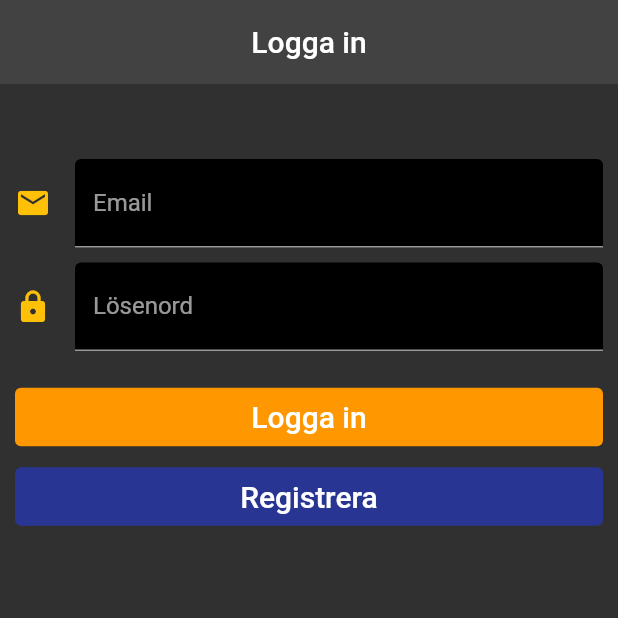
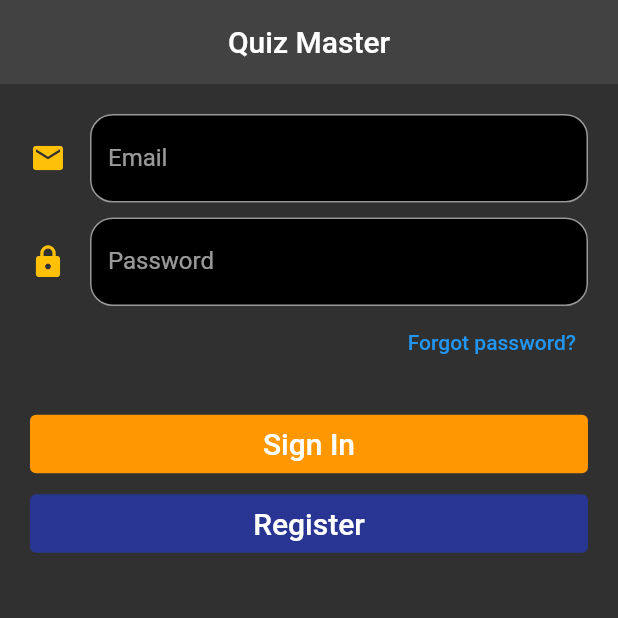
Before and after one commit to gu-tig169-ht21/Grupp-1, a Flutter app: the screen it shows after launch, on a phone screen of 412 x 824 dp, the top half of it. Run offline on Flutter 3.47's test engine with Material 2 defaults, Android fonts, the phone set to English and light mode, and no system bars; our stand-ins replace animated_text_kit, cloud_firestore, confetti, firebase_auth, firebase_core; missing offline and left inert: html_character_entities; accounts and stored records are empty.

Commit message:
Implemented function to reset password

```diff
--- a/lib/screens/authentication/sign_in.dart
+++ b/lib/screens/authentication/sign_in.dart
@@ -1,8 +1,8 @@
 import 'package:flutter/material.dart';
 import 'package:quizapp/models/user.dart';
 import 'package:quizapp/screens/authentication/register.dart';
+import 'package:quizapp/screens/authentication/reset_password.dart';
 import 'package:quizapp/services/auth_service.dart';
-import 'package:provider/provider.dart';
 
 class SignIn extends StatefulWidget {
   SignIn({Key? key}) : super(key: key);
@@ -23,20 +23,23 @@ class _SignInState extends State<SignIn> {
     return Scaffold(
       resizeToAvoidBottomInset: false,
       appBar: AppBar(
-        title: const Text("Logga in"),
+        title: const Text("Quiz Master"),
         centerTitle: true,
         elevation: 0,
       ),
       body: Container(
-        margin: const EdgeInsets.symmetric(horizontal: 10, vertical: 50),
+        margin: EdgeInsets.all(20),
         child: Form(
           child: Column(
+            crossAxisAlignment: CrossAxisAlignment.end,
             children: [
               TextFormField(
                 onChanged: (value) {
                   email = value;
                 },
-                decoration: const InputDecoration(
+                decoration: InputDecoration(
+                    border: OutlineInputBorder(
+                        borderRadius: BorderRadius.circular(15.0)),
                     icon: Icon(Icons.email, color: Colors.amber),
                     labelText: "Email",
                     fillColor: Colors.black,
@@ -47,13 +50,24 @@ class _SignInState extends State<SignIn> {
                 onChanged: (value) {
                   password = value;
                 },
-                decoration: const InputDecoration(
+                decoration: InputDecoration(
+                  border: OutlineInputBorder(
+                      borderRadius: BorderRadius.circular(15.0)),
                   icon: Icon(Icons.lock, color: Colors.amber),
-                  labelText: "Lösenord",
+                  labelText: "Password",
                   fillColor: Colors.black,
                   filled: true,
                 ),
               ),
+              TextButton(
+                  onPressed: () async {
+                    var result = await Navigator.push(
+                        context,
+                        MaterialPageRoute(
+                            builder: (context) => ResetPassword()));
+                    print(email);
+                  },
+                  child: Text("Forgot password?")),
               Container(
                 width: double.infinity,
                 margin: const EdgeInsets.only(top: 20),
@@ -62,7 +76,7 @@ class _SignInState extends State<SignIn> {
                     _state.signIn(email, password);
                   },
                   child: const Text(
-                    'Logga in',
+                    'Sign In',
                     style: TextStyle(color: Colors.white, fontSize: 20),
                   ),
                   style: ButtonStyle(
@@ -79,7 +93,7 @@ class _SignInState extends State<SignIn> {
                         MaterialPageRoute(builder: (context) => Register()));
                   },
                   child: const Text(
-                    'Registrera',
+                    'Register',
                     style: TextStyle(color: Colors.white, fontSize: 20),
                   ),
                   style: ButtonStyle(
--- a/lib/services/auth_service.dart
+++ b/lib/services/auth_service.dart
@@ -52,4 +52,8 @@ class AuthService {
     await _auth.signOut();
     print("User signedOut");
   }
+
+  void sendResetPasswordLink(email) {
+    _auth.sendPasswordResetEmail(email: email);
+  }
 }
```
Also changed, not shown: lib/screens/authentication/reset_password.dart (added, +60 -0 lines), pubspec.lock.
